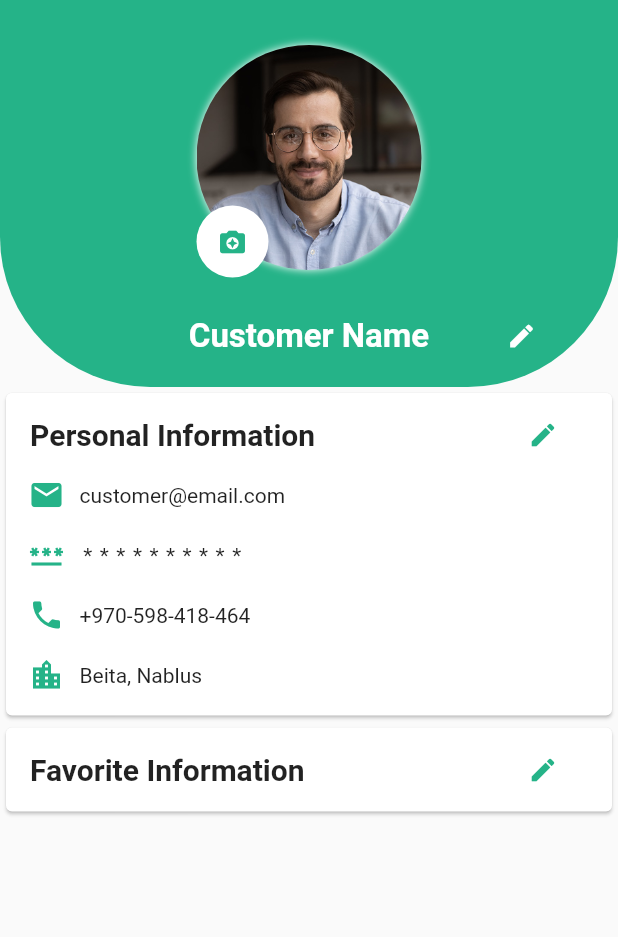
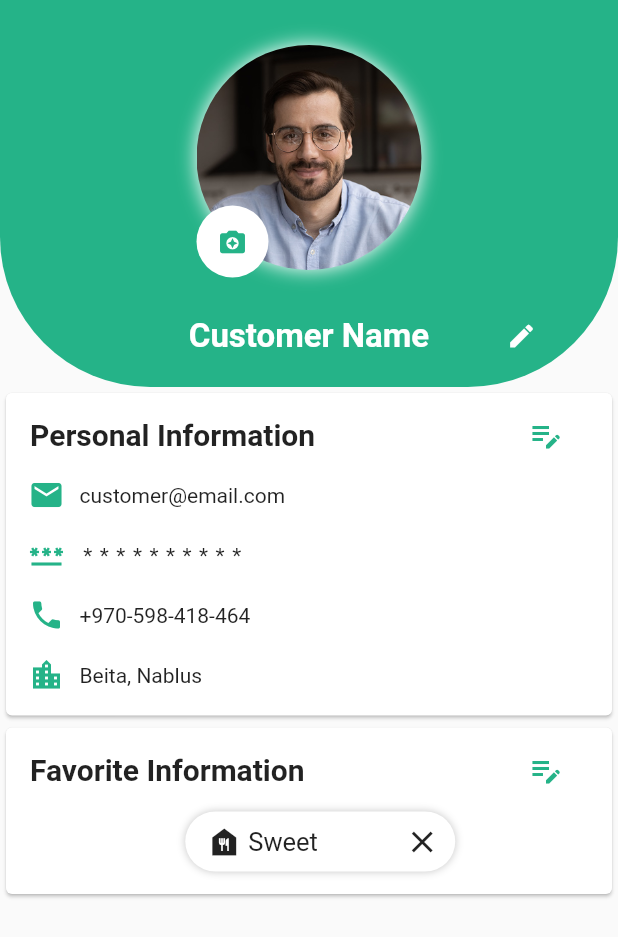
Before and after one commit to muradfarhat/Fast-And-Yummy-Project, a Flutter app: what profile() shows on an empty page, opened directly, on a phone screen of 412 x 824 dp. Shown: the top 937 px of the screen. Run offline on Flutter 3.47's test engine with Material 2 defaults, Android fonts, the phone set to English and light mode, and no system bars; our stand-ins replace animated_splash_screen, rive.

Commit message:
Profile Page - complete design

```diff
--- a/lib/user page/profile.dart
+++ b/lib/user page/profile.dart
@@ -10,6 +10,12 @@ class profile extends StatefulWidget {
 }
 
 class _profileState extends State<profile> {
+  List<Map> favorite = [
+    {"name": "Sweet"},
+    {"name": "Meat"},
+    {"name": "Drinks"},
+    {"name": "Traditional"}
+  ];
   @override
   Widget build(BuildContext context) {
     return SingleChildScrollView(
@@ -34,7 +40,7 @@ class _profileState extends State<profile> {
                   // ignore: prefer_const_constructors
                   decoration: BoxDecoration(
                     // ignore: prefer_const_literals_to_create_immutables
-                    boxShadow: [BoxShadow(color: Colors.white, blurRadius: 4)],
+                    boxShadow: [BoxShadow(color: Colors.white, blurRadius: 10)],
                     image: DecorationImage(
                         fit: BoxFit.cover,
                         image: AssetImage("images/profile.jpg")),
@@ -104,8 +110,7 @@ class _profileState extends State<profile> {
                   splashColor: Colors.white,
                   alignment: Alignment.centerLeft,
                   color: Color.fromARGB(255, 37, 179, 136),
-                  iconSize: 20,
-                  icon: Icon(Icons.edit),
+                  icon: Icon(Icons.edit_note),
                   onPressed: () {},
                 ),
               ),
@@ -184,10 +189,48 @@ class _profileState extends State<profile> {
                   splashColor: Colors.white,
                   alignment: Alignment.centerLeft,
                   color: Color.fromARGB(255, 37, 179, 136),
-                  iconSize: 20,
-                  icon: Icon(Icons.edit),
+                  icon: Icon(Icons.edit_note),
                   onPressed: () {},
                 ),
+              ),
+              Container(
+                margin: EdgeInsets.only(left: 15, bottom: 15),
+                child: Container(
+                    decoration: BoxDecoration(
+                      color: Colors.white,
+                      // ignore: prefer_const_literals_to_create_immutables
+                      boxShadow: [
+                        BoxShadow(
+                            color: Color.fromARGB(255, 197, 197, 197),
+                            blurRadius: 4)
+                      ],
+                      borderRadius: BorderRadius.circular(30),
+                    ),
+                    padding: EdgeInsets.symmetric(horizontal: 10),
+                    alignment: Alignment.center,
+                    width: 180,
+                    height: 40,
+                    child: Row(
+                      // ignore: prefer_const_literals_to_create_immutables
+                      children: [
+                        Expanded(child: Icon(Icons.food_bank)),
+                        Expanded(
+                          flex: 3,
+                          child: Container(
+                            child: Text(
+                              "Sweet", // ${favorite[i]['name']}
+                              textAlign: TextAlign.start,
+                              style: TextStyle(fontSize: 17),
+                            ),
+                          ),
+                        ),
+                        Expanded(
+                            child: IconButton(
+                                onPressed: () {},
+                                icon: Icon(Icons.close),
+                                splashColor: Colors.white))
+                      ],
+                    )),
               ),
             ],
           ),
```
